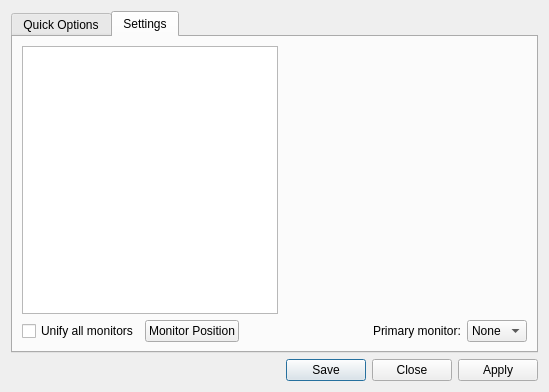
The window that lxqt-config-monitor/mainwindow.ui (lxqt/lxqt-config) describes before a commit, drawn with Qt 5.
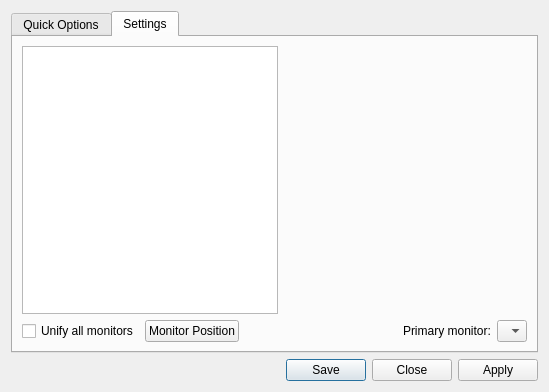
The same window after the commit. Icons and pictures are not drawn.

Commit message: Added monitors magnetic attraction in position dialog.

```diff
--- a/lxqt-config-monitor/mainwindow.ui
+++ b/lxqt-config-monitor/mainwindow.ui
@@ -144,7 +144,7 @@
           <widget class="QComboBox" name="primaryCombo">
            <item>
             <property name="text">
-             <string>None</string>
+             <string/>
             </property>
            </item>
           </widget>
```
The commit also changes 3 other files.
